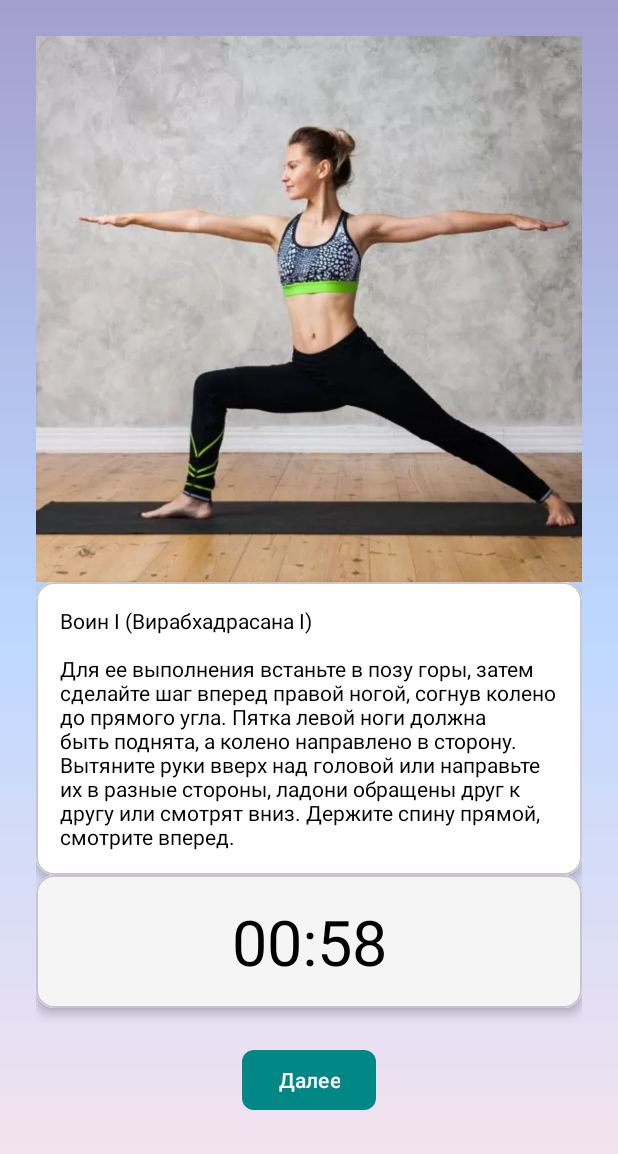
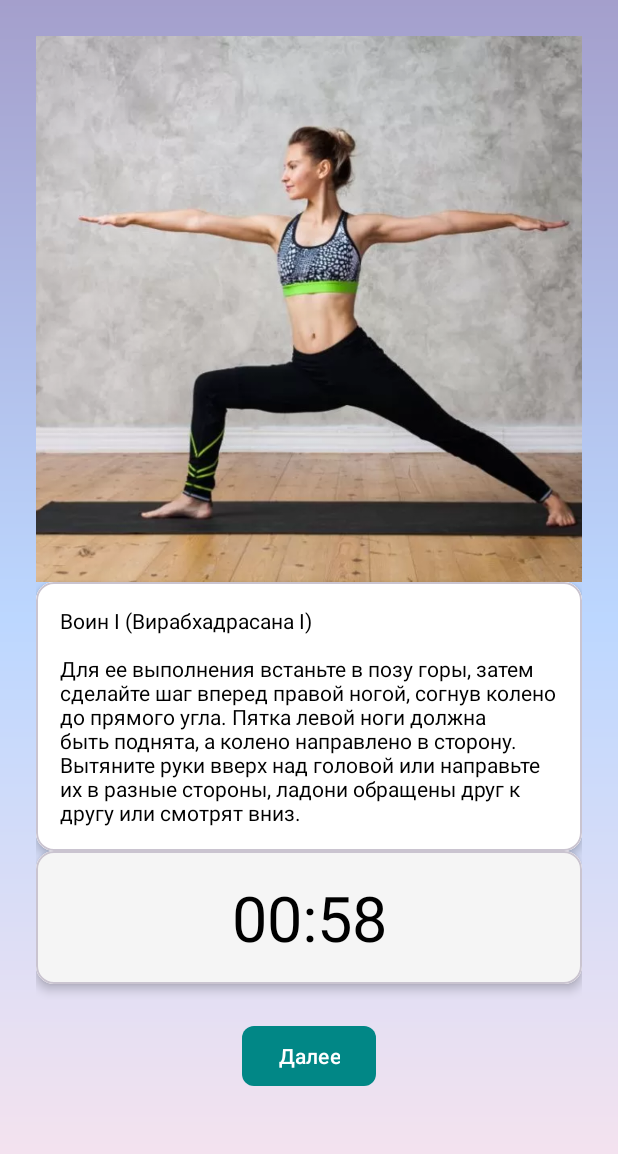
Before and after one commit to MrMurai0/relax, an Android app: the YogaActivity screen opened directly, with no data from a screen before it, after a tap on "Далее", on a phone screen of 412 x 824 dp. Shown: the top 1154 px of the screen. Run offline under Robolectric (Android 15) with nearby library versions, the phone set to English and light mode, and no system bars.

Commit message:
version 1.9

```diff
--- a/app/src/main/java/com/example/relax25/YogaActivity.kt
+++ b/app/src/main/java/com/example/relax25/YogaActivity.kt
@@ -26,7 +26,7 @@ class YogaActivity : AppCompatActivity() {
                 "Асана выполняется в положении стоя, когда ноги и стопы расположены вместе, на них равномерно распределен вес тела, руки выпрямлены и свободно опущены. На вдохе руки нужно поднять, направив ладони внутрь, и потянуться к небу кончиками пальцев.", 60000),
         Workout(R.drawable.fgd, "Поза 2", "Воин I (Вирабхадрасана I)\n" +
                 "\n" +
-                "Для ее выполнения встаньте в позу горы, затем сделайте шаг вперед правой ногой, согнув колено до прямого угла. Пятка левой ноги должна быть поднята, а колено направлено в сторону. Вытяните руки вверх над головой или направьте их в разные стороны, ладони обращены друг к другу или смотрят вниз. Держите спину прямой, смотрите вперед.", 60000),
+                "Для ее выполнения встаньте в позу горы, затем сделайте шаг вперед правой ногой, согнув колено до прямого угла. Пятка левой ноги должна быть поднята, а колено направлено в сторону. Вытяните руки вверх над головой или направьте их в разные стороны, ладони обращены друг к другу или смотрят вниз.", 60000),
         Workout(R.drawable.h, "Поза 3", "Наклон вперед стоя (Уттанасана)\n" +
                 "\n" +
                 "Чтобы выполнить эту асану, нужно встать прямо, ноги поставить на ширине плеч. Затем медленно наклонитесь вперед, стараясь дотянуться руками до пола или обхватить голени. Важно сохранять спину прямой и не сгибать колени.", 60000)
```
